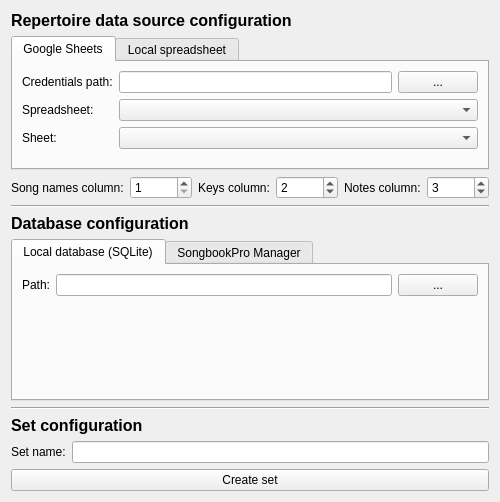
The window that src/ui/xml/set-creator.ui (Veljko121/songbookpro-manager-set-automation) describes before a commit, drawn with Qt 5.
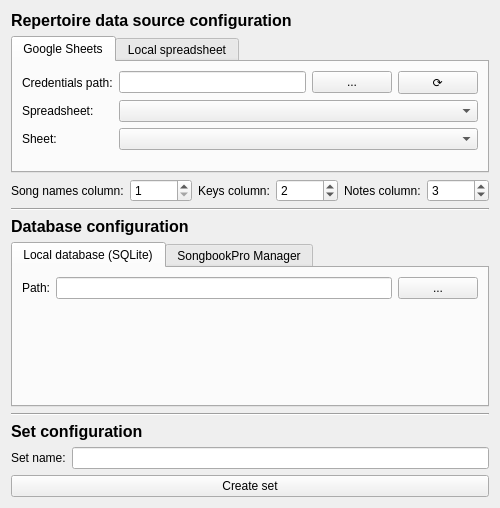
The same window after the commit.

Diff of the .ui file:
```diff
--- a/src/ui/xml/set-creator.ui
+++ b/src/ui/xml/set-creator.ui
@@ -7,7 +7,7 @@
     <x>0</x>
     <y>0</y>
     <width>500</width>
-    <height>502</height>
+    <height>508</height>
    </rect>
   </property>
   <property name="windowTitle">
@@ -66,6 +66,19 @@
                </property>
               </widget>
              </item>
+             <item>
+              <widget class="QPushButton" name="reloadGoogleSheetsPushButton">
+               <property name="sizePolicy">
+                <sizepolicy hsizetype="Minimum" vsizetype="Fixed">
+                 <horstretch>0</horstretch>
+                 <verstretch>0</verstretch>
+                </sizepolicy>
+               </property>
+               <property name="text">
+                <string>⟳</string>
+               </property>
+              </widget>
+             </item>
             </layout>
            </item>
            <item row="1" column="0">
```
